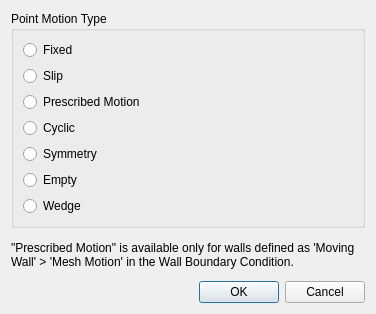
Before: the Qt Designer form baramFlow/view/setup/dynamic_mesh/moving_boundary/point_motion_type_dialog.ui in xupeiwust/baram, drawn with Qt 5.
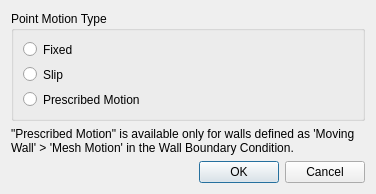
After: the same form once the commit is applied.

Commit message: Issue baram#794 constraint types will be handled implicitly and automatically

What changed in the file:
```diff
--- a/baramFlow/view/setup/dynamic_mesh/moving_boundary/point_motion_type_dialog.ui
+++ b/baramFlow/view/setup/dynamic_mesh/moving_boundary/point_motion_type_dialog.ui
@@ -7,7 +7,7 @@
     <x>0</x>
     <y>0</y>
     <width>376</width>
-    <height>314</height>
+    <height>194</height>
    </rect>
   </property>
   <property name="windowTitle">
@@ -41,34 +41,6 @@
         </property>
        </widget>
       </item>
-      <item>
-       <widget class="QRadioButton" name="cyclicRadio">
-        <property name="text">
-         <string>Cyclic</string>
-        </property>
-       </widget>
-      </item>
-      <item>
-       <widget class="QRadioButton" name="symmetryRadio">
-        <property name="text">
-         <string>Symmetry</string>
-        </property>
-       </widget>
-      </item>
-      <item>
-       <widget class="QRadioButton" name="emptyRadio">
-        <property name="text">
-         <string>Empty</string>
-        </property>
-       </widget>
-      </item>
-      <item>
-       <widget class="QRadioButton" name="wedgeRadio">
-        <property name="text">
-         <string>Wedge</string>
-        </property>
-       </widget>
-      </item>
      </layout>
     </widget>
    </item>
```
The commit also changes 5 other files.
